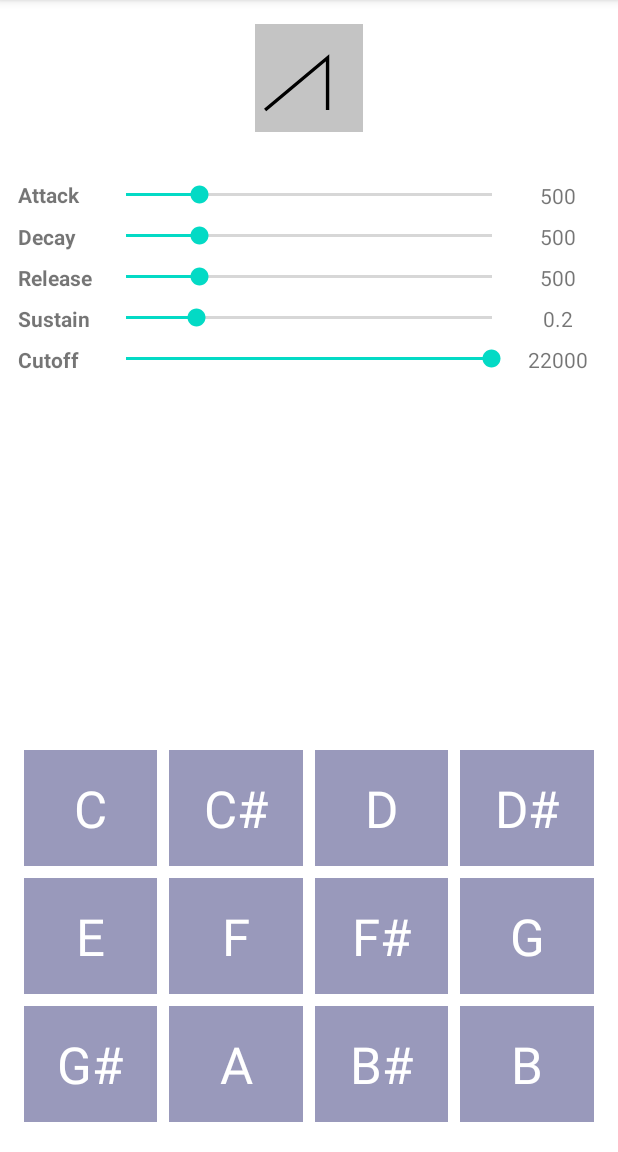
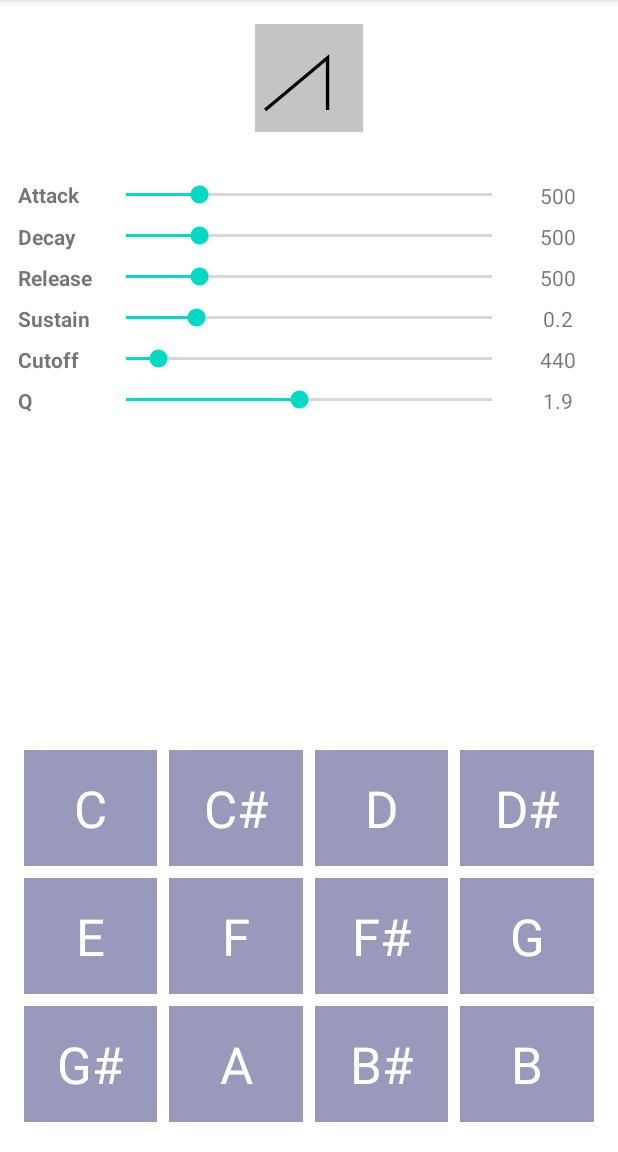
Before and after one commit to olshanski/Toy3oh3, an Android app: the screen it shows after launch (MainActivity), on a phone screen of 412 x 824 dp, the part 84-1236 px from its top. Run offline under Robolectric (Android 15) with nearby library versions, the phone set to English and light mode, and no system bars; 8 statements that could not run were skipped.

Commit message:
Add Filter
Added a filter implementation using Nigel Redmon's blog posts

```diff
--- a/app/src/main/java/com/olshanski/toy3oh3/MainActivity.kt
+++ b/app/src/main/java/com/olshanski/toy3oh3/MainActivity.kt
@@ -61,6 +61,8 @@ class MainActivity : AppCompatActivity() {
 
     external fun setCutoffFrequency(frequencyHz: Int)
 
+    external fun setQ(q: Double)
+
     private fun setupUi() {
         with(binding) {
 
@@ -122,6 +124,12 @@ class MainActivity : AppCompatActivity() {
                             cutoffValue.text = progress.toString()
                             setCutoffFrequency(progress)
                         }
+
+                        qSeekbar -> {
+                            val q: Double = if (progress < 1) 0.01 else (progress / 10.0)
+                            qValue.text = q.toString()
+                            setQ(q)
+                        }
                     }
                 }
 
@@ -140,12 +148,14 @@ class MainActivity : AppCompatActivity() {
             releaseSeekbar.setOnSeekBarChangeListener(seekBarChangeListener)
             sustainSeekbar.setOnSeekBarChangeListener(seekBarChangeListener)
             cutoffSeekbar.setOnSeekBarChangeListener(seekBarChangeListener)
+            qSeekbar.setOnSeekBarChangeListener(seekBarChangeListener)
 
             attackSeekbar.progress = 500
             decaySeekbar.progress = 500
             releaseSeekbar.progress = 500
             sustainSeekbar.progress = 20
-            cutoffSeekbar.progress = 22000
+            cutoffSeekbar.progress = 440
+            qSeekbar.progress = 19
 
             waveformSelector.setOnClickListener {
                 var ordinal = when (waveform) {
--- a/app/src/main/res/layout/activity_main.xml
+++ b/app/src/main/res/layout/activity_main.xml
@@ -176,8 +176,8 @@
         app:layout_constraintTop_toTopOf="@id/cutoff_label"
         app:layout_constraintEnd_toStartOf="@id/cutoff_value"
         android:min="1"
-        android:max="22000"
-        android:tooltipText="Attack"
+        android:max="5000"
+        android:tooltipText="Cutoff"
         />
 
     <TextView
@@ -187,7 +187,42 @@
         app:layout_constraintTop_toTopOf="@id/cutoff_label"
         app:layout_constraintEnd_toEndOf="parent"
         android:textAlignment="center"
-        tools:text="22000"
+        tools:text="1000"
+        />
+
+    <TextView
+        android:id="@+id/q_label"
+        android:layout_width="56dp"
+        android:layout_height="wrap_content"
+        app:layout_constraintStart_toStartOf="parent"
+        app:layout_constraintTop_toBottomOf="@id/cutoff_value"
+        android:layout_marginTop="8dp"
+        android:textAlignment="viewStart"
+        android:textStyle="bold"
+        android:text="Q"
+        />
+
+    <androidx.appcompat.widget.AppCompatSeekBar
+        android:id="@+id/q_seekbar"
+        android:layout_width="0dp"
+        android:layout_height="wrap_content"
+        app:layout_constraintStart_toEndOf="@id/q_label"
+        app:layout_constraintTop_toTopOf="@id/q_label"
+        app:layout_constraintEnd_toStartOf="@id/q_value"
+        android:min="0"
+        android:max="40"
+        android:tooltipText="Attack"
+        tools:progress="1"
+        />
+
+    <TextView
+        android:id="@+id/q_value"
+        android:layout_width="56dp"
+        android:layout_height="wrap_content"
+        app:layout_constraintTop_toTopOf="@id/q_label"
+        app:layout_constraintEnd_toEndOf="parent"
+        android:textAlignment="center"
+        tools:text="1.2"
         />
 
     <androidx.recyclerview.widget.RecyclerView
```
Also changed, not shown: 7 other files.
